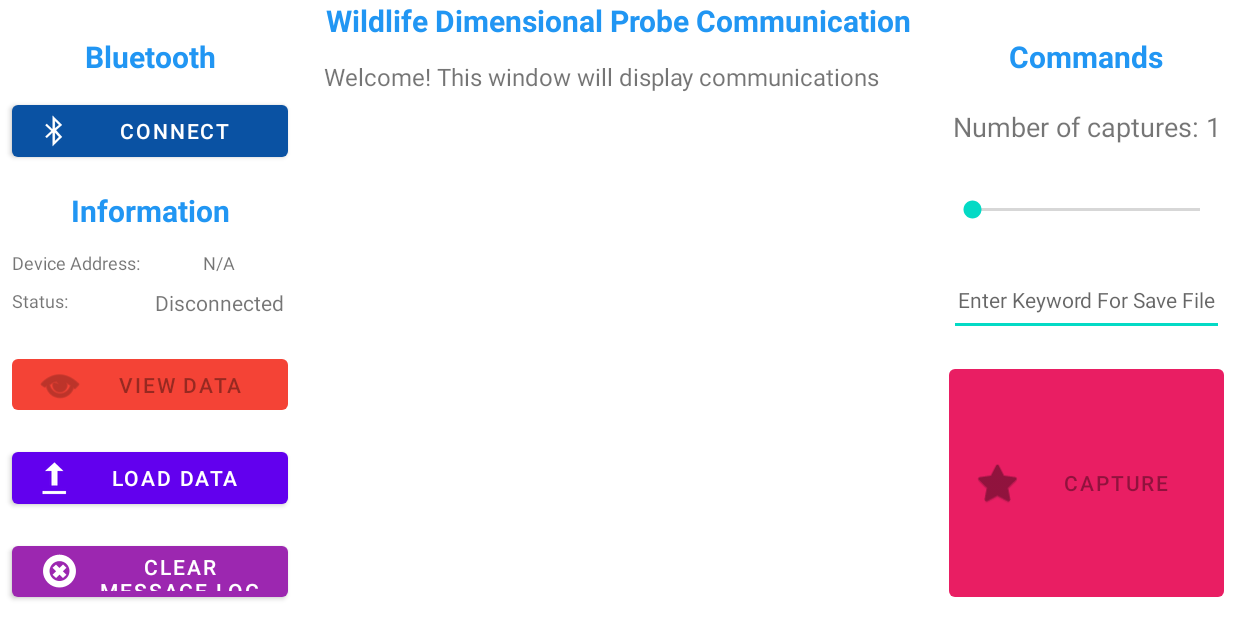
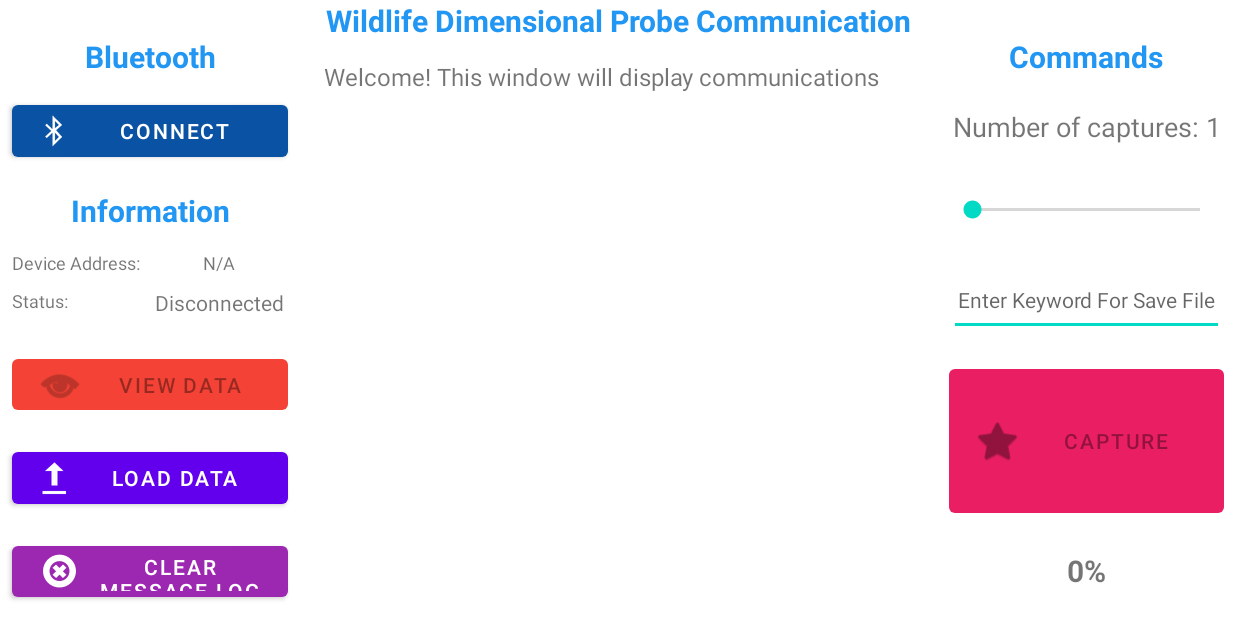
Before and after one commit to gageisokV2/Wildlife-Dimensional-Probe-Android-Application, an Android app: the MainActivity screen opened directly, with no data from a screen before it, on a phone screen of 824 x 412 dp (held sideways). Run offline under Robolectric (Android 15) with nearby library versions, the phone set to English and light mode, and no system bars.

Commit message:
Updated Activation of capture button

```diff
--- a/Wildlife-Imager/app/src/main/java/com/example/wildlifeimager_ui_v1/MainActivity.kt
+++ b/Wildlife-Imager/app/src/main/java/com/example/wildlifeimager_ui_v1/MainActivity.kt
@@ -21,6 +21,7 @@ import android.text.TextWatcher
 import android.util.Log
 import android.view.View
 import android.widget.Button
+import android.widget.ProgressBar
 import android.widget.ScrollView
 import android.widget.SeekBar
 import android.widget.TextView
@@ -52,52 +53,6 @@ private const val RUNTIME_PERMISSION_REQUEST_CODE = 2
 
 class MainActivity : AppCompatActivity() {
 
-//    private lateinit var pointCloud: FloatArray
-//    private var coordinateCount by Delegates.notNull<Int>()
-//    private lateinit var connectionButton: Button
-//    private lateinit var clearButton: Button
-//    private lateinit var captureButton: Button
-//    private lateinit var viewButton: Button
-//    private lateinit var connectionState: TextView
-//    private lateinit var deviceAddressText: TextView
-//    private lateinit var scrollingTextView: TextView
-//    private lateinit var textScroller: ScrollView
-//    private lateinit var sliderVal: TextView
-//    private lateinit var slider: SeekBar
-//    private lateinit var fileKeyword: TextView
-//
-//    private var readDataIn = false
-//    private val communicationServiceUUID: UUID =
-//        UUID.fromString("0783b03e-8535-b5a0-7140-a304d2495cb7")
-//    private val mobileToImagerCharacteristicUUID: UUID =
-//        UUID.fromString("0783b03e-8535-b5a0-7140-a304d2495cba")
-//    private var gatt: BluetoothGatt? = null
-//    private var initialized = false
-//    private val CccdUuid: UUID = UUID.fromString("00002902-0000-1000-8000-00805f9b34fb")
-//    private val init1UUIDServ: UUID = UUID.fromString("866d3b04-e674-40dc-9c05-b7f91bec6e83")
-//    private val init2UUIDServ: UUID = UUID.fromString("0783b03e-8535-b5a0-7140-a304d2495cb7")
-//    private val init3UUIDServ: UUID = UUID.fromString("0783b03e-8535-b5a0-7140-a304d2495cb7")
-//    private val init4UUIDServ: UUID = UUID.fromString("0783b03e-8535-b5a0-7140-a304d2495cb7")
-//    private val init59UUIDServ: UUID = UUID.fromString("866d3b04-e674-40dc-9c05-b7f91bec6e83")
-//    private val init1UUID: UUID = UUID.fromString("e2048b39-d4f9-4a45-9f25-1856c10d5639")
-//    private val init2UUID: UUID = UUID.fromString("0783b03e-8535-b5a0-7140-a304d2495cb8")
-//    private val init3UUID: UUID = UUID.fromString("0783b03e-8535-b5a0-7140-a304d2495cb9")
-//    private val init4UUID: UUID = UUID.fromString("0783b03e-8535-b5a0-7140-a304d2495cb9")
-//    private val init59UUID: UUID = UUID.fromString("914f8fb9-e8cd-411d-b7d1-14594de45425")
-//    private val init14Data = byteArrayOf(0x01)
-//    private val init5Data = byteArrayOf(0X41, 0X54, 0X2B, 0X42, 0X49, 0X4E, 0X52, 0X45, 0X51)
-//    private val init9Data = byteArrayOf(0X0d, 0X0a, 0X4f, 0X4b, 0X0d, 0X0a, 0X00, 0X0A)
-//    private val imagerName = "CLv2-CodeLess"//Change this name to the name of the Bluetooth device.
-//    private lateinit var imagerAddress: String
-//    private var foundDevice = false
-//    private var connected = false
-//    private var dataBuffer: StringBuilder = StringBuilder()
-//    private var buffer: String = ""
-//    private var isScanning: Boolean = false
-//    private val handler = Handler(Looper.getMainLooper())
-//    private var captureCount: String = "1" //initialize to 1
-
-
     private lateinit var pointCloud: FloatArray
     private var coordinateCount by Delegates.notNull<Int>()
 
@@ -114,6 +69,8 @@ class MainActivity : AppCompatActivity() {
     private lateinit var fileKeyword: TextView
     private lateinit var loadButton: Button
     private lateinit var filePickerLauncher: ActivityResultLauncher<Intent>
+    private lateinit var wdpBatteryLevelText: TextView
+    private lateinit var wdpBatteryLevelPerc: ProgressBar
 
     private var readDataIn = false
     private val communicationServiceUUID: UUID =
@@ -147,6 +104,7 @@ class MainActivity : AppCompatActivity() {
     private val handler = Handler(Looper.getMainLooper())
     private var captureCount: String = "1"
     private var fileContent: String = ""
+    private var wdpBatt = 0
 
 
     @SuppressLint("MissingPermission")
@@ -173,6 +131,12 @@ class MainActivity : AppCompatActivity() {
         slider = findViewById(R.id.Scrollbar)
         fileKeyword = findViewById(R.id.keywordEditText)
         loadButton = findViewById(R.id.load_button)
+        wdpBatteryLevelPerc = findViewById(R.id.batteryLevelBar)
+        wdpBatteryLevelText = findViewById(R.id.batteryLevelPercent)
+
+        wdpBatteryLevelText.text = "0%"
+        wdpBatteryLevelPerc.isIndeterminate = false
+        wdpBatteryLevelPerc.progress = 0
 
         coordinateCount = 0 //initialize to 0
         pointCloud = FloatArray(2688)
@@ -201,21 +165,21 @@ class MainActivity : AppCompatActivity() {
                             GlobalScope.launch(Dispatchers.IO) {
                                 fileContent = readTextFromUri(uri)
                                 // Now you have the file content, you can process it as needed
-                                // Example: displayFileContent(fileContent)
+                                // Example: displayFileContent(fileContent
                                 val status = checkLoadedFile(fileContent)
                                 if (status) {
                                     runOnUiThread {
                                         scrollingTextView.append(">>Data successfully loaded in. You may now view the data.\n")
                                         viewButton.isEnabled = true
                                     }
-                                }
-                                else{
+                                } else {
                                     runOnUiThread {
                                         scrollingTextView.append(">>Invalid data. Failed to load.\n")
                                         viewButton.isEnabled = false
                                     }
                                 }
                             }
+
                         }
                     }
                 }
@@ -710,21 +674,40 @@ class MainActivity : AppCompatActivity() {
                     buffer += value.toHexString()
                 }
 
+
+
                 if (data.uppercase().contains("COMPLETED")) {
                     readDataIn = false
-                    runOnUiThread { scrollingTextView.append(">>Starting data processing\n") }
+                    runOnUiThread { scrollingTextView.append(">>Begin data processing") }
+                    Thread.sleep(100)
                     try {
                         processReceivedData(hexToAscii(buffer)) // Process the complete data buffer
+                        Thread.sleep(1000)
+                        runOnUiThread { viewButton.isEnabled = true }
 
-                        runOnUiThread { viewButton.isEnabled = true }
                     } catch (e: InterruptedException) {
                         e.printStackTrace()
+                    }
+                }
+
+                if(data.uppercase().contains("BATTERY")){
+                    Thread.sleep(100)
+                    val batteryLevel = data.split("-")
+                    runOnUiThread{
+                        scrollingTextView.append(">>Battery level received\n")
+                        wdpBatteryLevelText.text = batteryLevel[1].toString().plus("%")
+                        wdpBatteryLevelPerc.progress = Integer.parseInt(batteryLevel[1])
                     }
                 }
 
                 if (data.uppercase().contains("ERROR") || data.uppercase().contains("MESSAGE")) {
                     runOnUiThread {
                         scrollingTextView.append("$data")
+                    }
+                    if((data.uppercase().contains("READY FOR CAPTURE"))){
+                        runOnUiThread {
+                            captureButton.isEnabled = true
+                        }
                     }
                 }
             }
@@ -1200,7 +1183,7 @@ class MainActivity : AppCompatActivity() {
 
         runOnUiThread {
             scrollingTextView.append(">>Sending date and time\n")
-            captureButton.isEnabled = true
+//            captureButton.isEnabled = true
         }
         delay(sleep.toLong())
 
--- a/Wildlife-Imager/app/src/main/res/layout/activity_main.xml
+++ b/Wildlife-Imager/app/src/main/res/layout/activity_main.xml
@@ -78,12 +78,11 @@
         android:text="Capture"
         app:backgroundTint="#E91E63"
         app:icon="@android:drawable/btn_star_big_on"
-        app:layout_constraintBottom_toBottomOf="parent"
+        app:layout_constraintBottom_toTopOf="@+id/batteryLevelBar"
         app:layout_constraintEnd_toEndOf="@+id/keywordEditText"
         app:layout_constraintHorizontal_bias="0.0"
         app:layout_constraintStart_toStartOf="@+id/keywordEditText"
-        app:layout_constraintTop_toBottomOf="@+id/keywordEditText"
-        app:layout_constraintVertical_bias="0.0" />
+        app:layout_constraintTop_toBottomOf="@+id/keywordEditText" />
 
     <TextView
         android:id="@+id/textView"
@@ -256,5 +255,38 @@
         app:layout_constraintStart_toStartOf="@+id/viewButton"
         app:layout_constraintTop_toBottomOf="@+id/viewButton" />
 
+    <ProgressBar
+        android:id="@+id/batteryLevelBar"
+        style="?android:attr/progressBarStyle"
+        android:layout_width="0dp"
+        android:layout_height="wrap_content"
+        android:layout_marginTop="24dp"
+        android:layout_marginBottom="32dp"
+        android:indeterminate="true"
+        android:max="100"
+        android:scaleX="2"
+        android:scaleY="2"
+        android:indeterminateOnly="false"
+        app:layout_constraintBottom_toBottomOf="parent"
+        app:layout_constraintEnd_toEndOf="@+id/captureButton"
+        app:layout_constraintStart_toStartOf="@+id/captureButton"
+        app:layout_constraintTop_toBottomOf="@+id/captureButton" />
+
+    <TextView
+        android:id="@+id/batteryLevelPercent"
+        android:layout_width="wrap_content"
+        android:layout_height="wrap_content"
+        android:digits="5"
+        android:text="0%"
+        android:textAlignment="center"
+        android:textSize="20sp"
+        android:textStyle="bold"
+        app:flow_verticalAlign="center"
+        app:layout_constraintBottom_toBottomOf="@+id/batteryLevelBar"
+        app:layout_constraintEnd_toEndOf="@+id/batteryLevelBar"
+        app:layout_constraintStart_toStartOf="@+id/batteryLevelBar"
+        app:layout_constraintTop_toTopOf="@+id/batteryLevelBar"
+        tools:flow_verticalAlign="center" />
+
 
 </androidx.constraintlayout.widget.ConstraintLayout>
```
